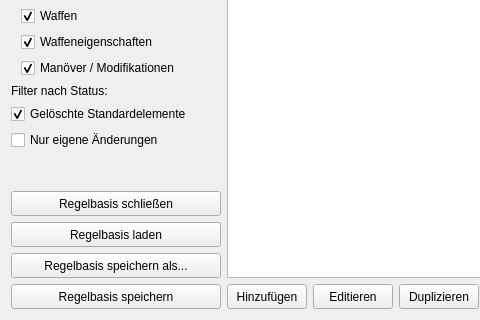
First picture: the form in UI/DatenbankMain.ui, repository Aeolitus/Sephrasto, before the edit; both pictures show x 0 to 480 and y 235 to 555 of the 680 by 555 pixel window.
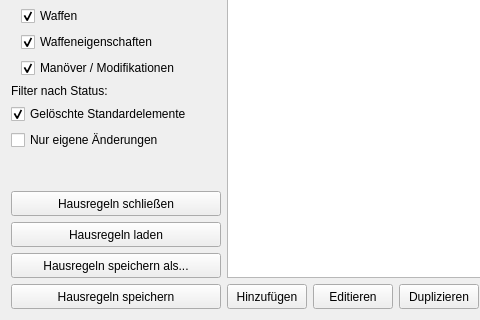
Second picture: the form after the edit.

Commit message: - Added two alternative visual themes: Fusion and Fusion Dark - Settings: cleaned up layout; renamed the cryptic "Nutzer-Regelbasis" to "Hausregeln"; added theme selection; added application restart if plugin or theme changes - Database editors: renamed the cryptic "Nutzer-Regelbasis" to "Hausregeln"; forced font in yellow warning labels to black, so it's always readable independent of the theme font color

Patch:
```diff
--- a/UI/DatenbankMain.ui
+++ b/UI/DatenbankMain.ui
@@ -199,7 +199,7 @@
           </size>
          </property>
          <property name="text">
-          <string>Regelbasis schließen</string>
+          <string>Hausregeln schließen</string>
          </property>
         </widget>
        </item>
@@ -212,7 +212,7 @@
           </size>
          </property>
          <property name="text">
-          <string>Regelbasis laden</string>
+          <string>Hausregeln laden</string>
          </property>
         </widget>
        </item>
@@ -225,7 +225,7 @@
           </size>
          </property>
          <property name="text">
-          <string>Regelbasis speichern als...</string>
+          <string>Hausregeln speichern als...</string>
          </property>
         </widget>
        </item>
@@ -238,7 +238,7 @@
           </size>
          </property>
          <property name="text">
-          <string>Regelbasis speichern</string>
+          <string>Hausregeln speichern</string>
          </property>
         </widget>
        </item>
```
The commit also changes 25 other files.
